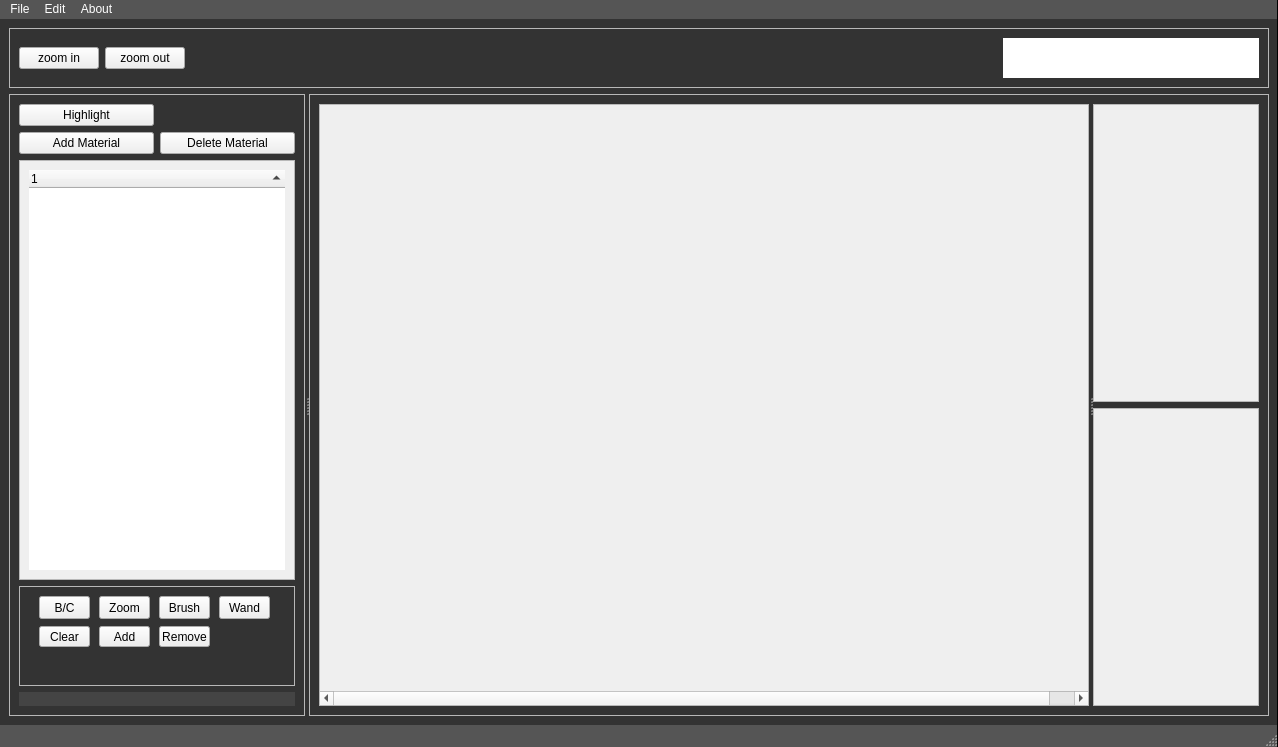
This is source/mainwindow.ui in HaukeBartsch/ImageSegmentationEditor as Qt 5 draws it before an edit. The edited form follows.
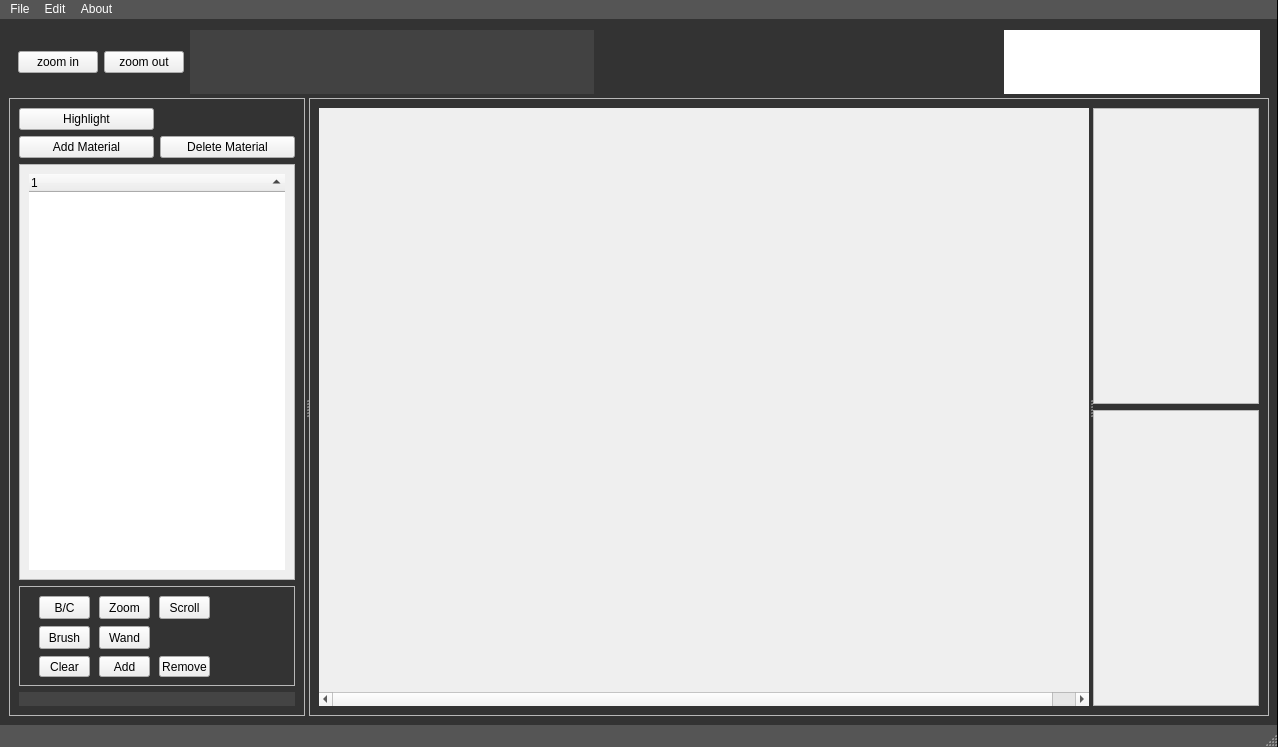
This is the edited form.

Commit message: prevent a crash while displaying non-byte data

The edit to the form file:
```diff
--- a/source/mainwindow.ui
+++ b/source/mainwindow.ui
@@ -44,7 +44,7 @@
       <property name="minimumSize">
        <size>
         <width>0</width>
-        <height>60</height>
+        <height>64</height>
        </size>
       </property>
       <property name="maximumSize">
@@ -54,12 +54,21 @@
        </size>
       </property>
       <property name="frameShape">
-       <enum>QFrame::StyledPanel</enum>
+       <enum>QFrame::NoFrame</enum>
       </property>
       <property name="frameShadow">
-       <enum>QFrame::Raised</enum>
+       <enum>QFrame::Plain</enum>
+      </property>
+      <property name="lineWidth">
+       <number>0</number>
       </property>
       <layout class="QHBoxLayout" name="horizontalLayout">
+       <property name="topMargin">
+        <number>0</number>
+       </property>
+       <property name="bottomMargin">
+        <number>0</number>
+       </property>
        <item>
         <widget class="QPushButton" name="pushButton_3">
          <property name="text">
@@ -74,6 +83,54 @@
          </property>
         </widget>
        </item>
+       <item>
+        <widget class="QScrollArea" name="thumbnails">
+         <property name="sizePolicy">
+          <sizepolicy hsizetype="Expanding" vsizetype="Expanding">
+           <horstretch>0</horstretch>
+           <verstretch>0</verstretch>
+          </sizepolicy>
+         </property>
+         <property name="minimumSize">
+          <size>
+           <width>0</width>
+           <height>0</height>
+          </size>
+         </property>
+         <property name="styleSheet">
+          <string notr="true">background-color: rgb(66, 66, 66);
+color: rgb(255, 255, 255);</string>
+         </property>
+         <property name="frameShape">
+          <enum>QFrame::NoFrame</enum>
+         </property>
+         <property name="frameShadow">
+          <enum>QFrame::Plain</enum>
+         </property>
+         <property name="lineWidth">
+          <number>0</number>
+         </property>
+         <property name="midLineWidth">
+          <number>0</number>
+         </property>
+         <property name="verticalScrollBarPolicy">
+          <enum>Qt::ScrollBarAlwaysOff</enum>
+         </property>
+         <property name="widgetResizable">
+          <bool>true</bool>
+         </property>
+         <widget class="QWidget" name="scrollAreaWidgetContents_5">
+          <property name="geometry">
+           <rect>
+            <x>0</x>
+            <y>0</y>
+            <width>353</width>
+            <height>52</height>
+           </rect>
+          </property>
+         </widget>
+        </widget>
+       </item>
        <item>
         <spacer name="horizontalSpacer">
          <property name="orientation">
@@ -81,7 +138,7 @@
          </property>
          <property name="sizeHint" stdset="0">
           <size>
-           <width>761</width>
+           <width>400</width>
            <height>20</height>
           </size>
          </property>
@@ -187,7 +244,7 @@
                <x>0</x>
                <y>0</y>
                <width>280</width>
-               <height>356</height>
+               <height>352</height>
               </rect>
              </property>
              <layout class="QGridLayout" name="gridLayout_2">
@@ -255,8 +312,8 @@
             <widget class="QToolButton" name="toolButton_2">
              <property name="geometry">
               <rect>
-               <x>140</x>
-               <y>10</y>
+               <x>20</x>
+               <y>40</y>
                <width>51</width>
                <height>23</height>
               </rect>
@@ -272,7 +329,7 @@
              <property name="geometry">
               <rect>
                <x>20</x>
-               <y>40</y>
+               <y>70</y>
                <width>51</width>
                <height>21</height>
               </rect>
@@ -285,7 +342,7 @@
              <property name="geometry">
               <rect>
                <x>80</x>
-               <y>40</y>
+               <y>70</y>
                <width>51</width>
                <height>21</height>
               </rect>
@@ -298,7 +355,7 @@
              <property name="geometry">
               <rect>
                <x>140</x>
-               <y>40</y>
+               <y>70</y>
                <width>51</width>
                <height>21</height>
               </rect>
@@ -310,8 +367,8 @@
             <widget class="QToolButton" name="toolButton_6">
              <property name="geometry">
               <rect>
-               <x>200</x>
-               <y>10</y>
+               <x>80</x>
+               <y>40</y>
                <width>51</width>
                <height>23</height>
               </rect>
@@ -339,6 +396,22 @@
               <bool>true</bool>
              </property>
             </widget>
+            <widget class="QToolButton" name="scrollToggle">
+             <property name="geometry">
+              <rect>
+               <x>140</x>
+               <y>10</y>
+               <width>51</width>
+               <height>23</height>
+              </rect>
+             </property>
+             <property name="text">
+              <string>Scroll</string>
+             </property>
+             <property name="checkable">
+              <bool>true</bool>
+             </property>
+            </widget>
            </widget>
           </item>
          </layout>
@@ -393,6 +466,15 @@
              <height>500</height>
             </size>
            </property>
+           <property name="frameShape">
+            <enum>QFrame::NoFrame</enum>
+           </property>
+           <property name="frameShadow">
+            <enum>QFrame::Plain</enum>
+           </property>
+           <property name="lineWidth">
+            <number>0</number>
+           </property>
            <property name="verticalScrollBarPolicy">
             <enum>Qt::ScrollBarAsNeeded</enum>
            </property>
@@ -412,7 +494,7 @@
             <property name="geometry">
              <rect>
               <x>0</x>
-              <y>-15</y>
+              <y>0</y>
               <width>794</width>
               <height>576</height>
              </rect>
```
The commit also changes 2 other files.
